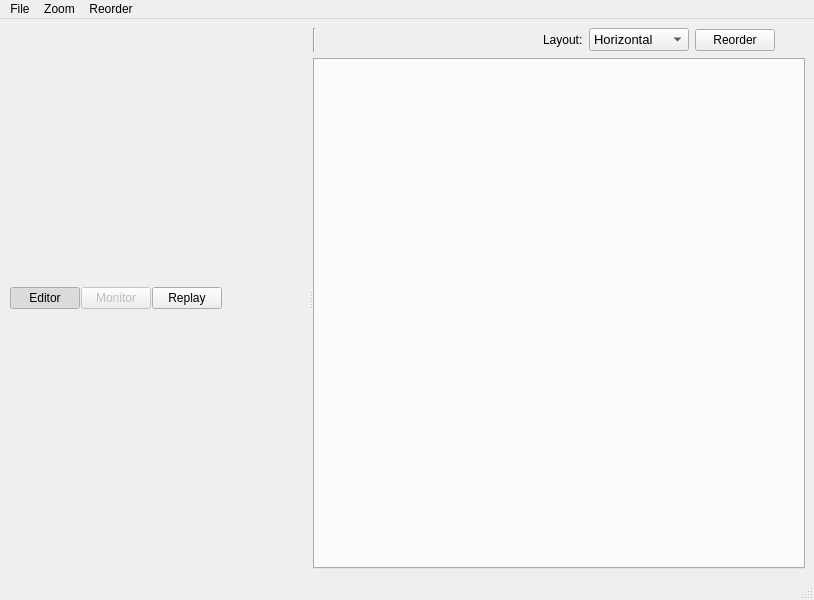
The window that bt_editor/mainwindow.ui (BehaviorTree/Groot) describes before a commit, drawn with Qt 5.
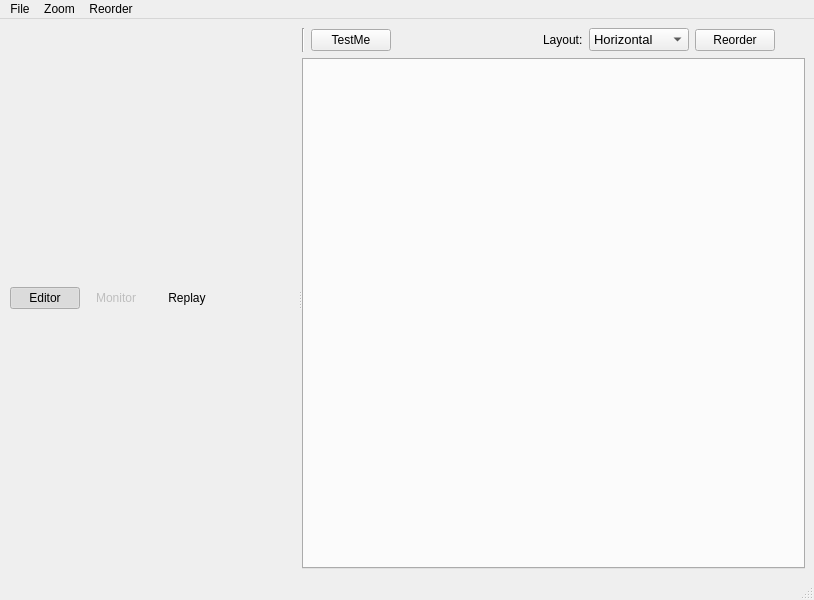
The same window after the commit. Icons and pictures are not drawn.

Patch:
```diff
--- a/bt_editor/mainwindow.ui
+++ b/bt_editor/mainwindow.ui
@@ -111,6 +111,9 @@
             <property name="checkable">
              <bool>true</bool>
             </property>
+            <property name="flat">
+             <bool>true</bool>
+            </property>
            </widget>
           </item>
           <item>
@@ -133,6 +136,9 @@
             <property name="checkable">
              <bool>true</bool>
             </property>
+            <property name="flat">
+             <bool>true</bool>
+            </property>
            </widget>
           </item>
           <item>
@@ -152,7 +158,7 @@
         </item>
        </layout>
       </widget>
-      <widget class="QWidget" name="">
+      <widget class="QWidget" name="layoutWidget">
        <layout class="QVBoxLayout" name="centralLayout" stretch="0,1">
         <item>
          <layout class="QHBoxLayout" name="topLayout">
@@ -169,6 +175,13 @@
             </property>
            </widget>
           </item>
+          <item>
+           <widget class="QPushButton" name="pushButtonTest">
+            <property name="text">
+             <string>TestMe</string>
+            </property>
+           </widget>
+          </item>
           <item>
            <spacer name="horizontalSpacer">
             <property name="orientation">
```
Left out of the diff: 5 changed lines with no effect on the pictures.
